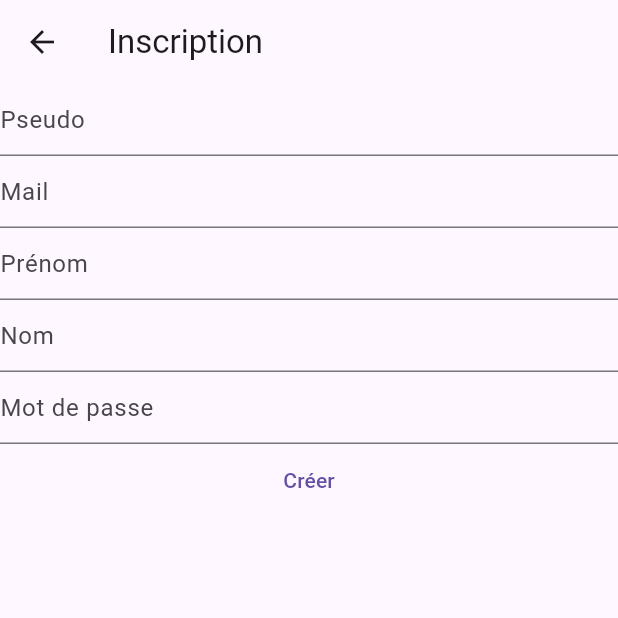
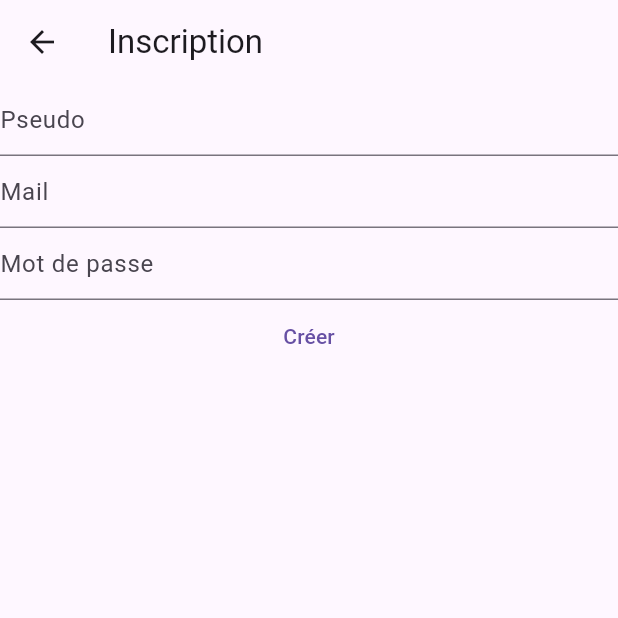
Before and after one commit to Theo22100/Lemon_Maze, a Flutter app: the screen it shows after launch, after a tap on "Inscription", on a phone screen of 412 x 824 dp, the top half of it. Run offline on Flutter 3.47's test engine with Material 3 defaults, Android fonts, the phone set to English and light mode, and no system bars; our stand-ins replace convert.

Commit message:
Changement Disposition + commentaire

```diff
--- a/lib/pages/home.dart
+++ b/lib/pages/home.dart
@@ -1,6 +1,6 @@
 import 'package:flutter/material.dart';
-import 'package:my_app/pages/login_page.dart';
-import 'package:my_app/pages/register_page.dart';
+import 'package:my_app/pages/register-login/login_page.dart';
+import 'package:my_app/pages/register-login/register_page.dart';
 
 void main() {
   runApp(const MaterialApp(
@@ -8,7 +8,6 @@ void main() {
   ));
 }
 
-// Classe représentant la page principale
 class MainPage extends StatefulWidget {
   const MainPage({Key? key}) : super(key: key);
 
@@ -43,12 +42,11 @@ class MainPageState extends State<MainPage> {
                   color: Colors.white,
                 ),
               ),
-              const SizedBox(
-                  height: 10), // Espacement entre le texte et les boutons
+              const SizedBox(height: 10), // Espacement entre texte & bouton
               const Text(
                 'Partez à l\'aventure, épargnez en chemin',
                 style: TextStyle(
-                  fontSize: 14, // Taille du texte en plus petit
+                  fontSize: 14,
                   color: Colors.white,
                 ),
               ),
@@ -80,5 +78,3 @@ class MainPageState extends State<MainPage> {
     );
   }
 }
-
-// ...
--- a/lib/pages/register_page.dart
+++ b/lib/pages/register-login/register_page.dart
@@ -16,8 +16,6 @@ class RegisterPage extends StatefulWidget {
 class RegisterPageState extends State<RegisterPage> {
   TextEditingController pseudoController = TextEditingController();
   TextEditingController mailController = TextEditingController();
-  TextEditingController nameController = TextEditingController();
-  TextEditingController surnameController = TextEditingController();
   TextEditingController passwordController = TextEditingController();
 
   String response = "";
@@ -27,8 +25,6 @@ class RegisterPageState extends State<RegisterPage> {
       // Validation des champs
       if (pseudoController.text.isEmpty ||
           mailController.text.isEmpty ||
-          nameController.text.isEmpty ||
-          surnameController.text.isEmpty ||
           passwordController.text.isEmpty) {
         // Afficher un message d'erreur ou effectuer une action appropriée
         return;
@@ -42,8 +38,6 @@ class RegisterPageState extends State<RegisterPage> {
       var result = await http_post("create-user", {
         "pseudo": pseudoController.text,
         "mail": mailController.text,
-        "name": nameController.text,
-        "surname": surnameController.text,
         "password": hashedPassword, // Utilisez le mot de passe hashé
       });
 
@@ -78,14 +72,6 @@ class RegisterPageState extends State<RegisterPage> {
             decoration: const InputDecoration(hintText: "Mail"),
           ),
           TextField(
-            controller: surnameController,
-            decoration: const InputDecoration(hintText: "Prénom"),
-          ),
-          TextField(
-            controller: nameController,
-            decoration: const InputDecoration(hintText: "Nom"),
-          ),
-          TextField(
             controller: passwordController,
             decoration: const InputDecoration(hintText: "Mot de passe"),
           ),
```
Also changed, not shown: lib/pages/test_page.dart (+4 -11 lines), lib/pages/register-login/login_page.dart (renamed from lib/pages/login_page.dart).
